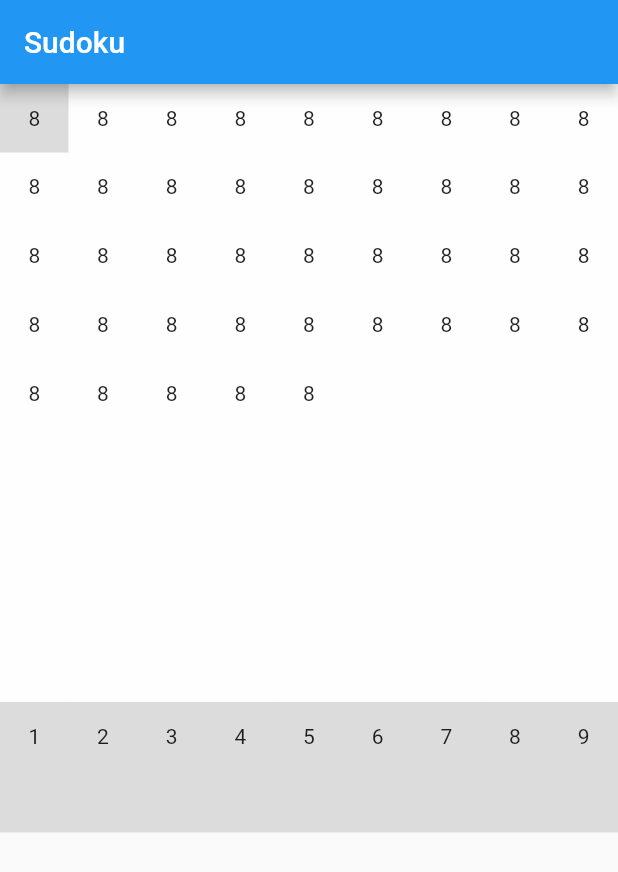
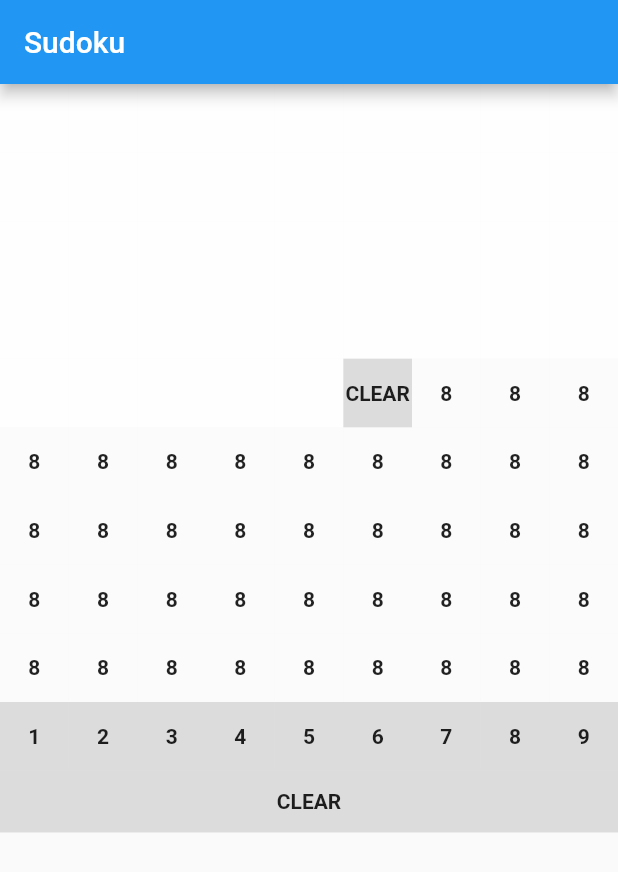
Before and after one commit to botamotch/Flutter, a Flutter app: the screen it shows after launch, after a tap on an icon or button, on a phone screen of 412 x 824 dp. Shown: the top 872 px of the screen. Run offline on Flutter 3.47's test engine with Material 2 defaults, Android fonts, the light colour scheme and no system bars.

Commit message:
数独アプリ作成。メンバ変数など変更

```diff
--- a/positioned_test_app/lib/panel.dart
+++ b/positioned_test_app/lib/panel.dart
@@ -10,7 +10,7 @@ class GameAreaWidget extends StatelessWidget {
       child: Column(
         mainAxisAlignment: MainAxisAlignment.center,
         children: [
-          Expanded(child: PanelContainerWidget()),
+          Expanded(child: FrameWidget()),
           // Expanded(child: MenuWidget()),
         ],
       ),
@@ -18,42 +18,54 @@ class GameAreaWidget extends StatelessWidget {
   }
 }
 
-class PanelContainerWidget extends StatefulWidget {
-  const PanelContainerWidget({Key? key}) : super(key: key);
+class FrameWidget extends StatefulWidget {
+  const FrameWidget({Key? key}) : super(key: key);
   @override
-  State<PanelContainerWidget> createState() => _PanelContainerWidgetState();
+  State<FrameWidget> createState() => _FrameWidgetState();
 }
 
-class _PanelContainerWidgetState extends State<PanelContainerWidget> {
-  int selectedPanel = 0;
+class _FrameWidgetState extends State<FrameWidget> {
+  // int selectedPanel = 0;
   List<int> inputNumber = [];
-  List<bool> selectable = [];
   List<int> correctNumber = [];
-  List<PanelContentWidget> panelList = [];
+  List<int> status = [];
+  List<PanelWidget> panelList = [];
 
-  void setNumber(var j) {
+  void setNumber(var num) {
+    // 選択中のパネルに数字を入れる
     setState(() {
-      inputNumber[selectedPanel] = j;
+      for (var i = 0; i < 81; i += 1) {
+        if ((status[i] % 2 == 1) & (status[i] ~/ 2 != 1)) {
+          inputNumber[i] = num;
+        }
+      }
+    });
+  }
+
+  void selectPanel(var j) {
+    // 選択中のパネルを設定する
+    // i == j : 選択中。 X | 1 で bit1 をHiにする
+    // i != j : 未選択。 X & 2 で bit1 をLoにする
+    setState(() {
+      for (var i = 0; i < 81; i += 1) {
+        status[i] = (i == j) ? status[i] | 1 : status[i] & 2;
+      }
     });
   }
 
   void checkAnswer() {}
-  void selectPanel(var i) {
-    setState(() {
-      selectedPanel = i;
-    });
-  }
 
   @override
   void initState() {
     super.initState();
     for (var i = 0; i < 81; i += 1) {
       correctNumber.add(Random().nextInt(9) + 1);
-      selectable.add(i > 40 ? true : false);
+      status.add(i > 40 ? 2 : 0);
       inputNumber.add(0);
-      panelList.add(PanelContentWidget(
-        color: selectable[i] ? Colors.white70 : Colors.black12,
-        number: selectable[i] ? inputNumber[i] : correctNumber[i],
+      panelList.add(PanelWidget(
+        inputNumber: inputNumber[i],
+        correctNumber: correctNumber[i],
+        status: status[i],
       ));
     }
   }
@@ -65,9 +77,10 @@ class _PanelContainerWidgetState extends State<PanelContainerWidget> {
     List<Positioned> _positionList = [];
     // Panel
     for (var i = 0; i < 81; i += 1) {
-      panelList[i] = PanelContentWidget(
-        color: (i == selectedPanel) ? Colors.black12 : Colors.white70,
-        number: selectable[i] ? inputNumber[i] : correctNumber[i],
+      panelList[i] = PanelWidget(
+        inputNumber: inputNumber[i],
+        correctNumber: correctNumber[i],
+        status: status[i],
       );
       _positionList.add(Positioned(
         top: width / 9 * (i ~/ 9),
@@ -93,9 +106,10 @@ class _PanelContainerWidgetState extends State<PanelContainerWidget> {
           onTap: () {
             setNumber(i + 1);
           },
-          child: PanelContentWidget(
-            color: Colors.black12,
-            number: (i + 1),
+          child: PanelWidget(
+            correctNumber: 0,
+            inputNumber: (i + 1),
+            status: 3,
           ),
         ),
       ));
@@ -109,7 +123,11 @@ class _PanelContainerWidgetState extends State<PanelContainerWidget> {
         onTap: () {
           setNumber(0);
         },
-        child: PanelContentWidget(color: Colors.black12, number: 0),
+        child: PanelWidget(
+          correctNumber: 0,
+          inputNumber: 0,
+          status: 3,
+        ),
       ),
     ));
 
@@ -120,20 +138,48 @@ class _PanelContainerWidgetState extends State<PanelContainerWidget> {
   }
 }
 
-class PanelContentWidget extends StatelessWidget {
-  const PanelContentWidget(
-      {Key? key, required this.color, required this.number})
+class PanelWidget extends StatelessWidget {
+  const PanelWidget(
+      {Key? key,
+      required this.inputNumber,
+      required this.status,
+      required this.correctNumber})
       : super(key: key);
 
-  final int number;
-  final Color color;
+  final int inputNumber;
+  final int correctNumber;
+  final int status;
 
   @override
   Widget build(BuildContext context) {
+    Color color;
+    String number;
+    var style;
+    if (status == 0) {
+      // 入力可能、未選択
+      color = Colors.white70;
+      number = (inputNumber != 0) ? '$inputNumber' : '';
+      style = TextStyle(fontWeight: FontWeight.normal);
+    } else if (status == 1) {
+      // 入力可能、選択中
+      color = Colors.black12;
+      number = (inputNumber != 0) ? '$inputNumber' : '';
+      style = TextStyle(fontWeight: FontWeight.normal);
+    } else if (status == 2) {
+      // 入力不可
+      color = Colors.white12;
+      number = (correctNumber != 0) ? '$correctNumber' : '';
+      style = TextStyle(fontWeight: FontWeight.bold);
+    } else {
+      // Buttonパネル
+      color = Colors.black12;
+      number = (inputNumber != 0) ? '$inputNumber' : 'CLEAR';
+      style = TextStyle(fontWeight: FontWeight.bold);
+    }
     return Container(
       alignment: Alignment(0.0, 0.0),
       color: color,
-      child: Text(number != 0 ? '$number' : ''),
+      child: Text(number, style: style),
     );
   }
 }
```
Also changed, not shown: 1 other file.
